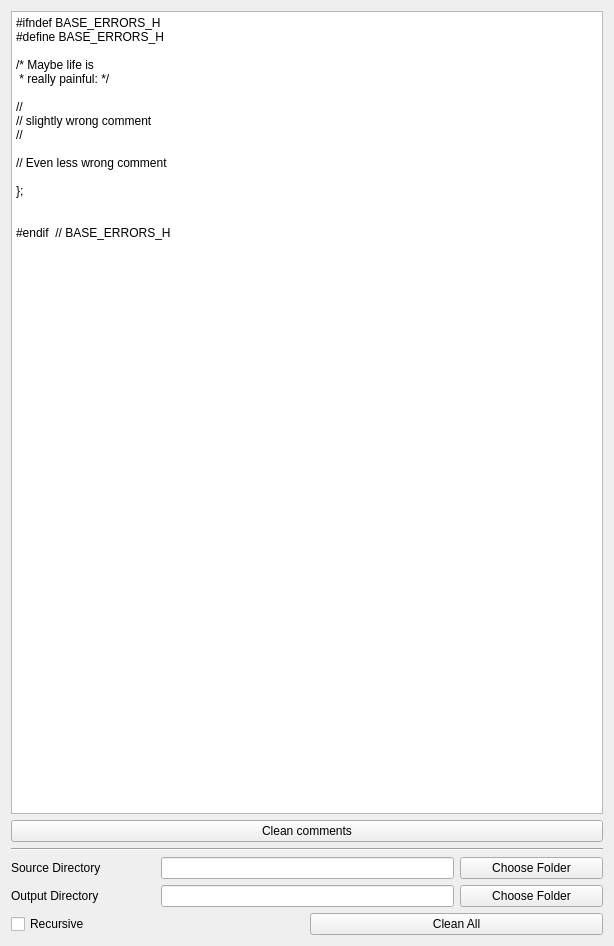
Qt form mainwindow.ui (VoreWind/CommentOrganizer) before a commit.
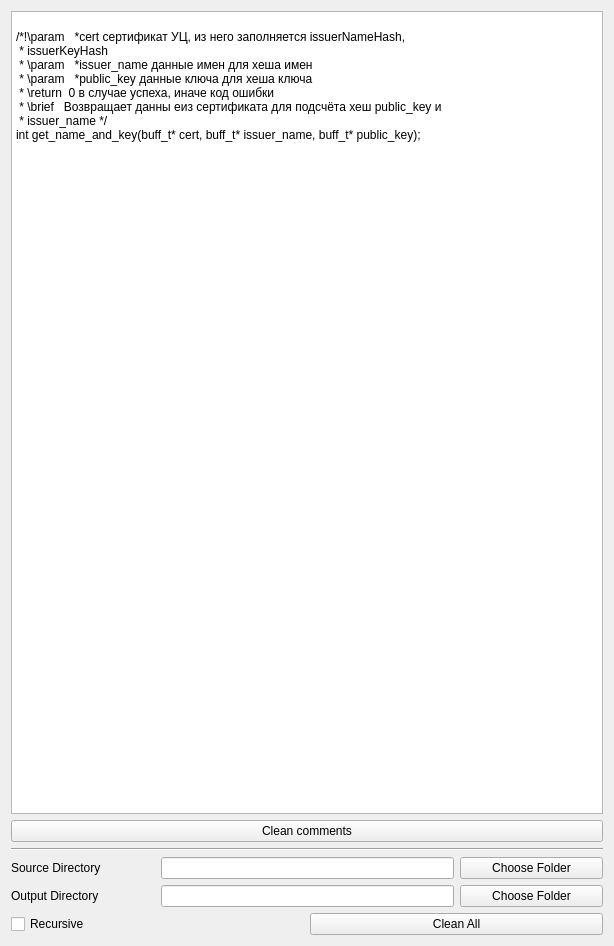
The same form after that commit.

Diff of the .ui file:
```diff
--- a/mainwindow.ui
+++ b/mainwindow.ui
@@ -60,22 +60,16 @@
     <item row="0" column="0" colspan="4">
      <widget class="QPlainTextEdit" name="text_edit">
       <property name="plainText">
-       <string>#ifndef BASE_ERRORS_H
-#define BASE_ERRORS_H
-
-/* Maybe life is
- * really painful: */
-
-//
-// slightly wrong comment
-//
-
-// Even less wrong comment
-
-};
-
-
-#endif  // BASE_ERRORS_H</string>
+       <string>
+/*!\param   *cert сертификат УЦ, из него заполняется issuerNameHash,
+ * issuerKeyHash
+ * \param   *issuer_name данные имен для хеша имен
+ * \param   *public_key данные ключа для хеша ключа
+ * \return  0 в случае успеха, иначе код ошибки
+ * \brief   Возвращает данны еиз сертификата для подсчёта хеш public_key и
+ * issuer_name */
+int get_name_and_key(buff_t* cert, buff_t* issuer_name, buff_t* public_key);
+</string>
       </property>
      </widget>
     </item>
```
